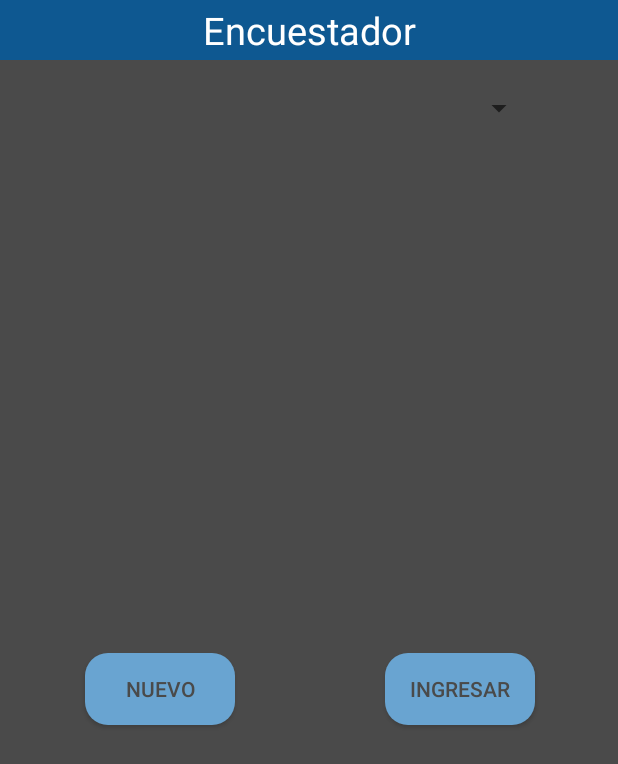
After one commit to ernestosa95/RelevAr, an Android app: the layout alert_encuestador.xml on its own in the app's theme, with its tools: preview values and no code run, on a phone screen of 412 x 824 dp. The commit adds this screen. Shown: the top 764 px of the screen. Run offline under Robolectric (Android 15) with nearby library versions, the phone set to English and light mode, and no system bars.

```diff
--- /dev/null
+++ b/app/src/main/res/drawable/button1.xml
@@ -0,0 +1,5 @@
+<?xml version="1.0" encoding="utf-8"?>
+<shape  xmlns:android="http://schemas.android.com/apk/res/android" android:shape="rectangle">
+    <solid android:color="#69A4D1"/>
+    <corners android:radius="15dp"/>
+</shape>
--- /dev/null
+++ b/app/src/main/res/drawable/edit_text_1.xml
@@ -0,0 +1,5 @@
+<?xml version="1.0" encoding="utf-8"?>
+<shape xmlns:android="http://schemas.android.com/apk/res/android" android:shape="rectangle">
+    <solid android:color="#99C5E6"/>
+    <corners android:radius="5dp"/>
+</shape>
--- /dev/null
+++ b/app/src/main/res/layout/alert_encuestador.xml
@@ -0,0 +1,60 @@
+<?xml version="1.0" encoding="utf-8"?>
+<androidx.constraintlayout.widget.ConstraintLayout xmlns:android="http://schemas.android.com/apk/res/android"
+    xmlns:app="http://schemas.android.com/apk/res-auto"
+    xmlns:tools="http://schemas.android.com/tools"
+    android:layout_width="match_parent"
+    android:layout_height="match_parent"
+    android:background="#4A4A4A">
+
+    <TextView
+        android:id="@+id/textView4"
+        android:layout_width="0dp"
+        android:layout_height="40dp"
+        android:background="#0E5891"
+        android:gravity="center_horizontal|center_vertical"
+        android:text="Encuestador"
+        android:textColor="#FFFFFF"
+        android:textSize="25sp"
+        app:layout_constraintEnd_toEndOf="parent"
+        app:layout_constraintStart_toStartOf="parent"
+        app:layout_constraintTop_toTopOf="parent" />
+
+    <Button
+        android:id="@+id/NUEVOENCUESTADOR"
+        android:layout_width="100dp"
+        android:layout_height="wrap_content"
+        android:background="@drawable/button1"
+        android:text="NUEVO"
+        android:textColor="#4A4A4A"
+        app:layout_constraintBottom_toBottomOf="@+id/INGRESAR"
+        app:layout_constraintEnd_toStartOf="@+id/INGRESAR"
+        app:layout_constraintHorizontal_bias="0.0"
+        app:layout_constraintStart_toStartOf="@+id/ENCUESTADOR"
+        app:layout_constraintTop_toTopOf="@+id/INGRESAR" />
+
+    <Button
+        android:id="@+id/INGRESAR"
+        android:layout_width="100dp"
+        android:layout_height="wrap_content"
+        android:layout_marginTop="20dp"
+        android:layout_marginBottom="10dp"
+        android:background="@drawable/button1"
+        android:text="INGRESAR"
+        android:textColor="#4A4A4A"
+        app:layout_constraintBottom_toBottomOf="parent"
+        app:layout_constraintEnd_toEndOf="@+id/ENCUESTADOR"
+        app:layout_constraintHorizontal_bias="1.0"
+        app:layout_constraintStart_toStartOf="parent"
+        app:layout_constraintTop_toBottomOf="@+id/ENCUESTADOR" />
+
+    <Spinner
+        android:id="@+id/ENCUESTADOR"
+        android:layout_width="300dp"
+        android:layout_height="wrap_content"
+        android:layout_marginTop="20dp"
+        android:popupBackground="@drawable/edit_text_1"
+        app:layout_constraintEnd_toEndOf="parent"
+        app:layout_constraintHorizontal_bias="0.504"
+        app:layout_constraintStart_toStartOf="parent"
+        app:layout_constraintTop_toBottomOf="@+id/textView4" />
+</androidx.constraintlayout.widget.ConstraintLayout>
--- a/app/src/main/res/layout/spiner_personalizado.xml
+++ b/app/src/main/res/layout/spiner_personalizado.xml
@@ -4,9 +4,9 @@
 <TextView xmlns:android="http://schemas.android.com/apk/res/android"
     android:layout_width="match_parent"
     android:layout_height="wrap_content"
-    android:background="#4588BC"
+    android:background="@drawable/edit_text_1"
     android:gravity="left"
     android:padding="10sp"
-    android:textColor="#ffffff"
 
+    android:textColor="#4A4A4A"
     android:textSize="18sp" />
```
Also changed, not shown: app/src/main/AndroidManifest.xml (+5 -4 lines), app/src/main/java/com/example/relevar/ConexionSQLiteHelper.java (added, +28 -0 lines), app/src/main/java/com/example/relevar/MenuPrincipal.java (added, +105 -0 lines), app/src/main/java/com/example/relevar/ObjetoEncuestador.java (added, +19 -0 lines), app/src/main/java/com/example/relevar/ObjetoPersona.java (+33 -1 lines), app/src/main/java/com/example/relevar/Recursos/Encuestador.java (added, +17 -0 lines), app/src/main/java/com/example/relevar/persona.java (+4 -28 lines), app/src/main/res/layout/activity_menu_principal.xml (added, +9 -0 lines), app/src/main/res/layout/alert_inicio.xml (added, +72 -0 lines), app/src/main/res/drawable/icono.png (added).
